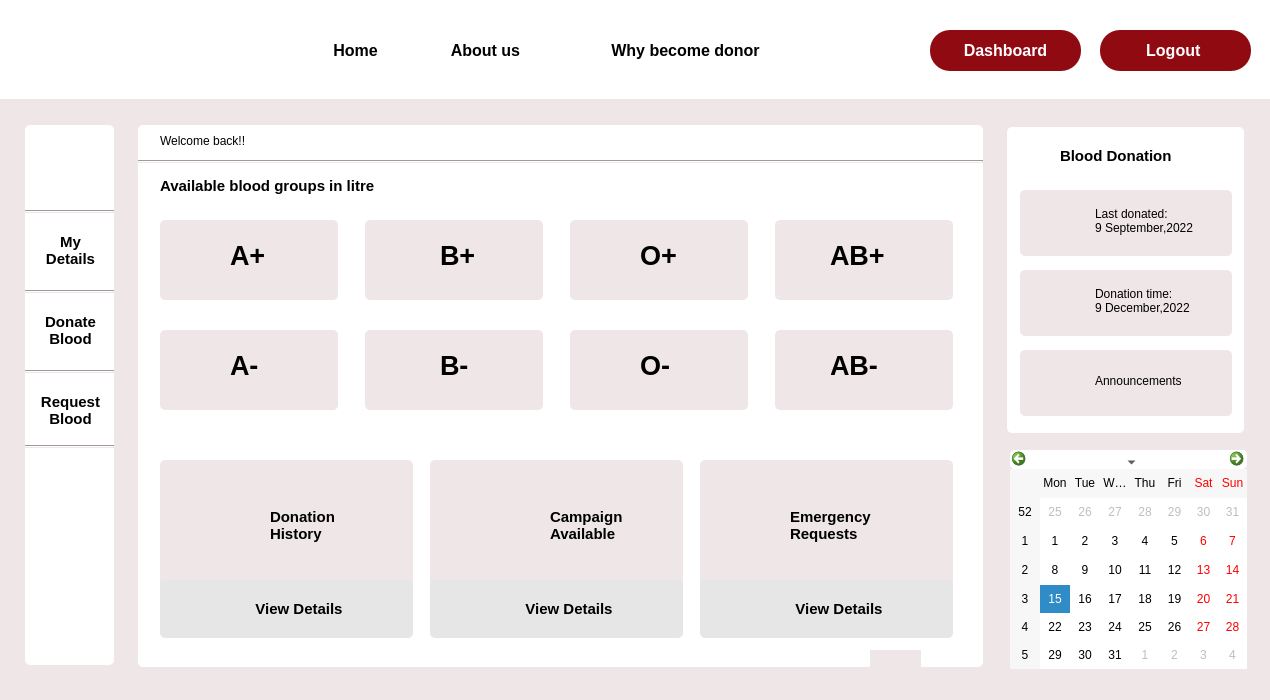
The window that userDashboard.ui (Rista10/Final) describes before a commit, drawn with Qt 5.
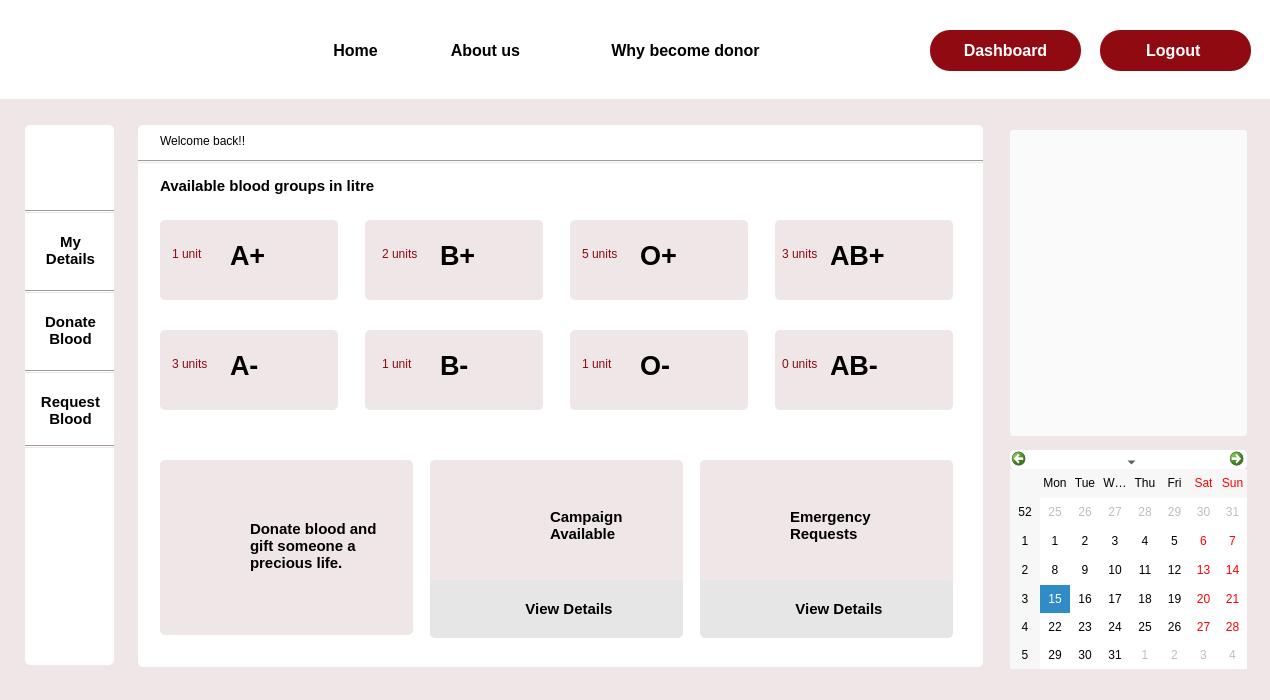
The same window after the commit. Icons and pictures are not drawn.

```diff
--- a/userDashboard.ui
+++ b/userDashboard.ui
@@ -234,10 +234,10 @@
   <widget class="QLabel" name="label_52">
    <property name="geometry">
     <rect>
-     <x>270</x>
-     <y>500</y>
-     <width>111</width>
-     <height>51</height>
+     <x>250</x>
+     <y>490</y>
+     <width>161</width>
+     <height>111</height>
     </rect>
    </property>
    <property name="font">
@@ -247,8 +247,9 @@
     </font>
    </property>
    <property name="text">
-    <string>Donation
-History</string>
+    <string>Donate blood and 
+gift someone a 
+precious life.</string>
    </property>
   </widget>
   <widget class="QLabel" name="label_16">
@@ -306,29 +307,6 @@
     <string/>
    </property>
   </widget>
-  <widget class="QLabel" name="label_31">
-   <property name="geometry">
-    <rect>
-     <x>1095</x>
-     <y>280</y>
-     <width>131</width>
-     <height>41</height>
-    </rect>
-   </property>
-   <property name="cursor">
-    <cursorShape>PointingHandCursor</cursorShape>
-   </property>
-   <property name="styleSheet">
-    <string notr="true">
-#label_31::hover{
-border-botton:3px solid rgb(144, 10, 18);
-color: rgb(144, 10, 18);}</string>
-   </property>
-   <property name="text">
-    <string>Donation time:
-9 December,2022</string>
-   </property>
-  </widget>
   <widget class="QLabel" name="label_42">
    <property name="geometry">
     <rect>
@@ -481,29 +459,6 @@
     <string/>
    </property>
   </widget>
-  <widget class="QLabel" name="label_30">
-   <property name="geometry">
-    <rect>
-     <x>1095</x>
-     <y>200</y>
-     <width>131</width>
-     <height>41</height>
-    </rect>
-   </property>
-   <property name="cursor">
-    <cursorShape>PointingHandCursor</cursorShape>
-   </property>
-   <property name="styleSheet">
-    <string notr="true">
-#label_30::hover{
-border-botton:3px solid rgb(144, 10, 18);
-color: rgb(144, 10, 18);}</string>
-   </property>
-   <property name="text">
-    <string>Last donated:
-9 September,2022</string>
-   </property>
-  </widget>
   <widget class="QLabel" name="label_7">
    <property name="geometry">
     <rect>
@@ -675,22 +630,6 @@
     <string/>
    </property>
   </widget>
-  <widget class="QLabel" name="label_24">
-   <property name="geometry">
-    <rect>
-     <x>1020</x>
-     <y>190</y>
-     <width>212</width>
-     <height>66</height>
-    </rect>
-   </property>
-   <property name="styleSheet">
-    <string notr="true">border-radius:5px;</string>
-   </property>
-   <property name="text">
-    <string/>
-   </property>
-  </widget>
   <widget class="QLabel" name="label_3">
    <property name="geometry">
     <rect>
@@ -827,28 +766,6 @@
     <string/>
    </property>
   </widget>
-  <widget class="QLabel" name="label_32">
-   <property name="geometry">
-    <rect>
-     <x>1095</x>
-     <y>360</y>
-     <width>131</width>
-     <height>41</height>
-    </rect>
-   </property>
-   <property name="cursor">
-    <cursorShape>PointingHandCursor</cursorShape>
-   </property>
-   <property name="styleSheet">
-    <string notr="true">
-#label_32::hover{
-border-botton:3px solid rgb(144, 10, 18);
-color: rgb(144, 10, 18);}</string>
-   </property>
-   <property name="text">
-    <string>Announcements</string>
-   </property>
-  </widget>
   <widget class="QPushButton" name="login">
    <property name="geometry">
     <rect>
@@ -943,23 +860,6 @@
     <string/>
    </property>
   </widget>
-  <widget class="QLabel" name="label_4">
-   <property name="geometry">
-    <rect>
-     <x>1007</x>
-     <y>127</y>
-     <width>237</width>
-     <height>306</height>
-    </rect>
-   </property>
-   <property name="styleSheet">
-    <string notr="true">background-color: rgb(255, 255, 255);
-border-radius:5px;</string>
-   </property>
-   <property name="text">
-    <string/>
-   </property>
-  </widget>
   <widget class="QLabel" name="label_36">
    <property name="geometry">
     <rect>
@@ -1024,52 +924,11 @@
     <string>A+</string>
    </property>
   </widget>
-  <widget class="QLabel" name="label_23">
-   <property name="geometry">
-    <rect>
-     <x>1060</x>
-     <y>140</y>
-     <width>141</width>
-     <height>31</height>
-    </rect>
-   </property>
-   <property name="font">
-    <font>
-     <pointsize>11</pointsize>
-     <bold>true</bold>
-    </font>
-   </property>
-   <property name="styleSheet">
-    <string notr="true">background-color: rgb(255, 255, 255);</string>
-   </property>
-   <property name="text">
-    <string>Blood Donation </string>
-   </property>
-  </widget>
-  <widget class="QLabel" name="label_29">
-   <property name="geometry">
-    <rect>
-     <x>1030</x>
-     <y>360</y>
-     <width>51</width>
-     <height>41</height>
-    </rect>
-   </property>
-   <property name="cursor">
-    <cursorShape>PointingHandCursor</cursorShape>
-   </property>
-   <property name="styleSheet">
-    <string notr="true">border-image: url(:/img/Images/announcement.png);</string>
-   </property>
-   <property name="text">
-    <string/>
-   </property>
-  </widget>
   <widget class="QLabel" name="label_49">
    <property name="geometry">
     <rect>
-     <x>200</x>
-     <y>500</y>
+     <x>180</x>
+     <y>520</y>
      <width>53</width>
      <height>52</height>
     </rect>
@@ -1081,44 +940,6 @@
     <string/>
    </property>
   </widget>
-  <widget class="QLabel" name="label_27">
-   <property name="geometry">
-    <rect>
-     <x>1030</x>
-     <y>200</y>
-     <width>51</width>
-     <height>41</height>
-    </rect>
-   </property>
-   <property name="cursor">
-    <cursorShape>PointingHandCursor</cursorShape>
-   </property>
-   <property name="styleSheet">
-    <string notr="true">border-image: url(:/img/Images/Donor.png);</string>
-   </property>
-   <property name="text">
-    <string/>
-   </property>
-  </widget>
-  <widget class="QLabel" name="label_26">
-   <property name="geometry">
-    <rect>
-     <x>1020</x>
-     <y>270</y>
-     <width>212</width>
-     <height>66</height>
-    </rect>
-   </property>
-   <property name="cursor">
-    <cursorShape>PointingHandCursor</cursorShape>
-   </property>
-   <property name="styleSheet">
-    <string notr="true">border-radius:5px;</string>
-   </property>
-   <property name="text">
-    <string/>
-   </property>
-  </widget>
   <widget class="QPushButton" name="home">
    <property name="geometry">
     <rect>
@@ -1240,25 +1061,6 @@
 Blood</string>
    </property>
   </widget>
-  <widget class="QLabel" name="label_25">
-   <property name="geometry">
-    <rect>
-     <x>1020</x>
-     <y>350</y>
-     <width>212</width>
-     <height>66</height>
-    </rect>
-   </property>
-   <property name="cursor">
-    <cursorShape>PointingHandCursor</cursorShape>
-   </property>
-   <property name="styleSheet">
-    <string notr="true">border-radius:5px;</string>
-   </property>
-   <property name="text">
-    <string/>
-   </property>
-  </widget>
   <widget class="QLabel" name="label_19">
    <property name="geometry">
     <rect>
@@ -1281,25 +1083,6 @@
     <string>Available blood groups in litre</string>
    </property>
   </widget>
-  <widget class="QLabel" name="label_28">
-   <property name="geometry">
-    <rect>
-     <x>1030</x>
-     <y>280</y>
-     <width>51</width>
-     <height>41</height>
-    </rect>
-   </property>
-   <property name="cursor">
-    <cursorShape>PointingHandCursor</cursorShape>
-   </property>
-   <property name="styleSheet">
-    <string notr="true">border-image: url(:/img/Images/hospital.png);</string>
-   </property>
-   <property name="text">
-    <string/>
-   </property>
-  </widget>
   <widget class="QLabel" name="label_35">
    <property name="geometry">
     <rect>
@@ -1383,31 +1166,6 @@
     <string>      View Details</string>
    </property>
   </widget>
-  <widget class="QPushButton" name="pushButton_3">
-   <property name="geometry">
-    <rect>
-     <x>160</x>
-     <y>580</y>
-     <width>253</width>
-     <height>58</height>
-    </rect>
-   </property>
-   <property name="font">
-    <font>
-     <pointsize>11</pointsize>
-     <bold>true</bold>
-    </font>
-   </property>
-   <property name="styleSheet">
-    <string notr="true">#pushButton_3{border-radius:5px;
-background-color: #E6E6E6;}
-
-</string>
-   </property>
-   <property name="text">
-    <string>      View Details</string>
-   </property>
-  </widget>
   <widget class="QPushButton" name="login_2">
    <property name="geometry">
     <rect>
@@ -1496,19 +1254,6 @@
     <string/>
    </property>
   </widget>
-  <widget class="QLabel" name="label_56">
-   <property name="geometry">
-    <rect>
-     <x>170</x>
-     <y>358</y>
-     <width>51</width>
-     <height>20</height>
-    </rect>
-   </property>
-   <property name="text">
-    <string/>
-   </property>
-  </widget>
   <widget class="QLabel" name="label_57">
    <property name="geometry">
     <rect>
@@ -1535,31 +1280,169 @@
     <string/>
    </property>
   </widget>
-  <widget class="QLabel" name="label_61">
+  <widget class="QLineEdit" name="lineEdit">
    <property name="geometry">
     <rect>
-     <x>585</x>
-     <y>358</y>
+     <x>170</x>
+     <y>240</y>
      <width>51</width>
-     <height>20</height>
+     <height>28</height>
     </rect>
    </property>
+   <property name="styleSheet">
+    <string notr="true">border-radius:0px;
+color: rgb(144, 10, 18);</string>
+   </property>
    <property name="text">
-    <string/>
+    <string>1 unit</string>
    </property>
   </widget>
-  <widget class="QLabel" name="label_63">
+  <widget class="QLineEdit" name="lineEdit_2">
    <property name="geometry">
     <rect>
-     <x>870</x>
-     <y>650</y>
+     <x>380</x>
+     <y>350</y>
      <width>51</width>
-     <height>20</height>
+     <height>28</height>
     </rect>
    </property>
+   <property name="styleSheet">
+    <string notr="true">border-radius:0px;
+color: rgb(144, 10, 18);</string>
+   </property>
    <property name="text">
+    <string>1 unit</string>
+   </property>
+  </widget>
+  <widget class="QLineEdit" name="lineEdit_3">
+   <property name="geometry">
+    <rect>
+     <x>580</x>
+     <y>350</y>
+     <width>51</width>
+     <height>28</height>
+    </rect>
+   </property>
+   <property name="styleSheet">
+    <string notr="true">border-radius:0px;
+color: rgb(144, 10, 18);</string>
+   </property>
+   <property name="text">
+    <string>1 unit</string>
+   </property>
+  </widget>
+  <widget class="QLineEdit" name="lineEdit_4">
+   <property name="geometry">
+    <rect>
+     <x>170</x>
+     <y>350</y>
+     <width>51</width>
+     <height>28</height>
+    </rect>
+   </property>
+   <property name="styleSheet">
+    <string notr="true">border-radius:0px;
+color: rgb(144, 10, 18);</string>
+   </property>
+   <property name="text">
+    <string>3 units</string>
+   </property>
+  </widget>
+  <widget class="QLineEdit" name="lineEdit_5">
+   <property name="geometry">
+    <rect>
+     <x>580</x>
+     <y>240</y>
+     <width>51</width>
+     <height>28</height>
+    </rect>
+   </property>
+   <property name="styleSheet">
+    <string notr="true">border-radius:0px;
+color: rgb(144, 10, 18);</string>
+   </property>
+   <property name="text">
+    <string>5 units</string>
+   </property>
+  </widget>
+  <widget class="QLineEdit" name="lineEdit_6">
+   <property name="geometry">
+    <rect>
+     <x>380</x>
+     <y>240</y>
+     <width>51</width>
+     <height>28</height>
+    </rect>
+   </property>
+   <property name="styleSheet">
+    <string notr="true">border-radius:0px;
+color: rgb(144, 10, 18);</string>
+   </property>
+   <property name="text">
+    <string>2 units</string>
+   </property>
+  </widget>
+  <widget class="QLineEdit" name="lineEdit_7">
+   <property name="geometry">
+    <rect>
+     <x>780</x>
+     <y>350</y>
+     <width>51</width>
+     <height>28</height>
+    </rect>
+   </property>
+   <property name="styleSheet">
+    <string notr="true">border-radius:0px;
+color: rgb(144, 10, 18);</string>
+   </property>
+   <property name="text">
+    <string>0 units</string>
+   </property>
+  </widget>
+  <widget class="QLineEdit" name="lineEdit_8">
+   <property name="geometry">
+    <rect>
+     <x>780</x>
+     <y>240</y>
+     <width>51</width>
+     <height>28</height>
+    </rect>
+   </property>
+   <property name="styleSheet">
+    <string notr="true">border-radius:0px;
+color: rgb(144, 10, 18);</string>
+   </property>
+   <property name="text">
+    <string>3 units</string>
+   </property>
+  </widget>
+  <widget class="QPushButton" name="pushButton_4">
+   <property name="geometry">
+    <rect>
+     <x>1010</x>
+     <y>130</y>
+     <width>237</width>
+     <height>306</height>
+    </rect>
+   </property>
+   <property name="styleSheet">
+    <string notr="true">background-color: rgb(250, 250, 250);
+border-radius:3px;
+</string>
+   </property>
+   <property name="text">
     <string/>
    </property>
+   <property name="icon">
+    <iconset resource="Resources.qrc">
+     <normaloff>:/Images/donor_day.JPG</normaloff>:/Images/donor_day.JPG</iconset>
+   </property>
+   <property name="iconSize">
+    <size>
+     <width>250</width>
+     <height>400</height>
+    </size>
+   </property>
   </widget>
   <zorder>label</zorder>
   <zorder>label_3</zorder>
@@ -1571,10 +1454,6 @@
   <zorder>label_8</zorder>
   <zorder>label_11</zorder>
   <zorder>label_14</zorder>
-  <zorder>label_4</zorder>
-  <zorder>label_26</zorder>
-  <zorder>label_24</zorder>
-  <zorder>label_25</zorder>
   <zorder>label_2</zorder>
   <zorder>label_41</zorder>
   <zorder>about</zorder>
@@ -1588,14 +1467,12 @@
   <zorder>label_52</zorder>
   <zorder>label_16</zorder>
   <zorder>label_33</zorder>
-  <zorder>label_31</zorder>
   <zorder>label_42</zorder>
   <zorder>my_details_3</zorder>
   <zorder>label_46</zorder>
   <zorder>label_39</zorder>
   <zorder>label_47</zorder>
   <zorder>label_5</zorder>
-  <zorder>label_30</zorder>
   <zorder>label_7</zorder>
   <zorder>line_4</zorder>
   <zorder>label_53</zorder>
@@ -1608,36 +1485,36 @@
   <zorder>label_18</zorder>
   <zorder>line_2</zorder>
   <zorder>line</zorder>
-  <zorder>label_32</zorder>
   <zorder>login</zorder>
   <zorder>calendarWidget</zorder>
   <zorder>label_48</zorder>
   <zorder>label_36</zorder>
   <zorder>label_34</zorder>
-  <zorder>label_23</zorder>
-  <zorder>label_29</zorder>
   <zorder>label_49</zorder>
-  <zorder>label_27</zorder>
   <zorder>home</zorder>
   <zorder>label_38</zorder>
   <zorder>label_50</zorder>
   <zorder>my_details_2</zorder>
   <zorder>label_19</zorder>
-  <zorder>label_28</zorder>
   <zorder>label_35</zorder>
   <zorder>pushButton</zorder>
   <zorder>pushButton_2</zorder>
-  <zorder>pushButton_3</zorder>
   <zorder>login_2</zorder>
   <zorder>label_20</zorder>
   <zorder>label_21</zorder>
   <zorder>label_22</zorder>
   <zorder>label_55</zorder>
-  <zorder>label_56</zorder>
   <zorder>label_57</zorder>
   <zorder>label_60</zorder>
-  <zorder>label_61</zorder>
-  <zorder>label_63</zorder>
+  <zorder>lineEdit</zorder>
+  <zorder>lineEdit_2</zorder>
+  <zorder>lineEdit_3</zorder>
+  <zorder>lineEdit_4</zorder>
+  <zorder>lineEdit_5</zorder>
+  <zorder>lineEdit_6</zorder>
+  <zorder>lineEdit_7</zorder>
+  <zorder>lineEdit_8</zorder>
+  <zorder>pushButton_4</zorder>
  </widget>
  <resources/>
  <connections/>
```
Left out of the diff: 4 changed lines with no effect on the pictures.
